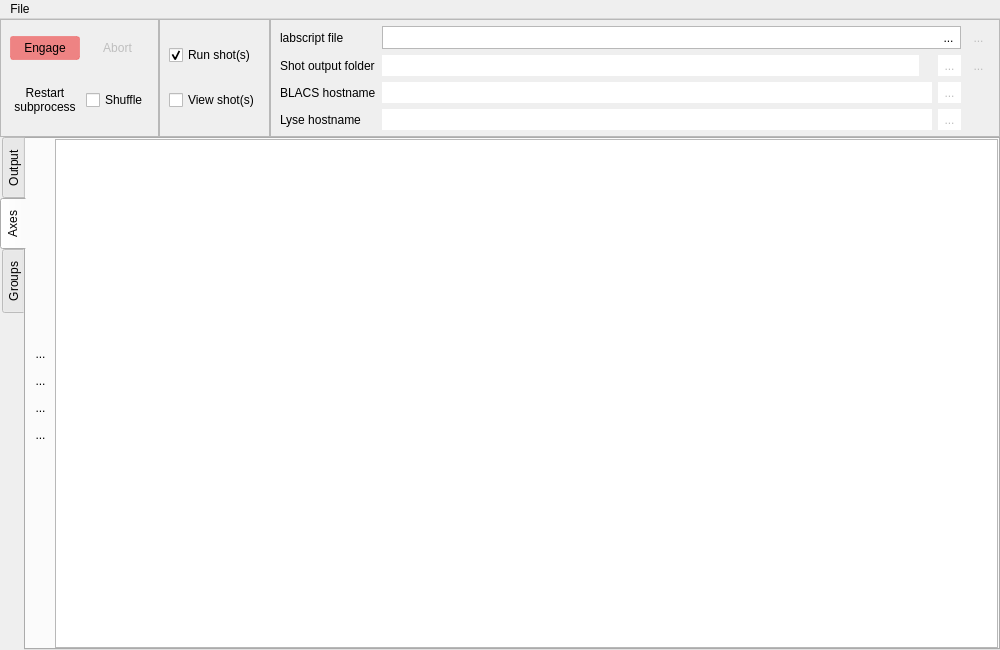
The window that runmanager/main.ui (labscript-suite/runmanager) describes before a commit, drawn with Qt 5.
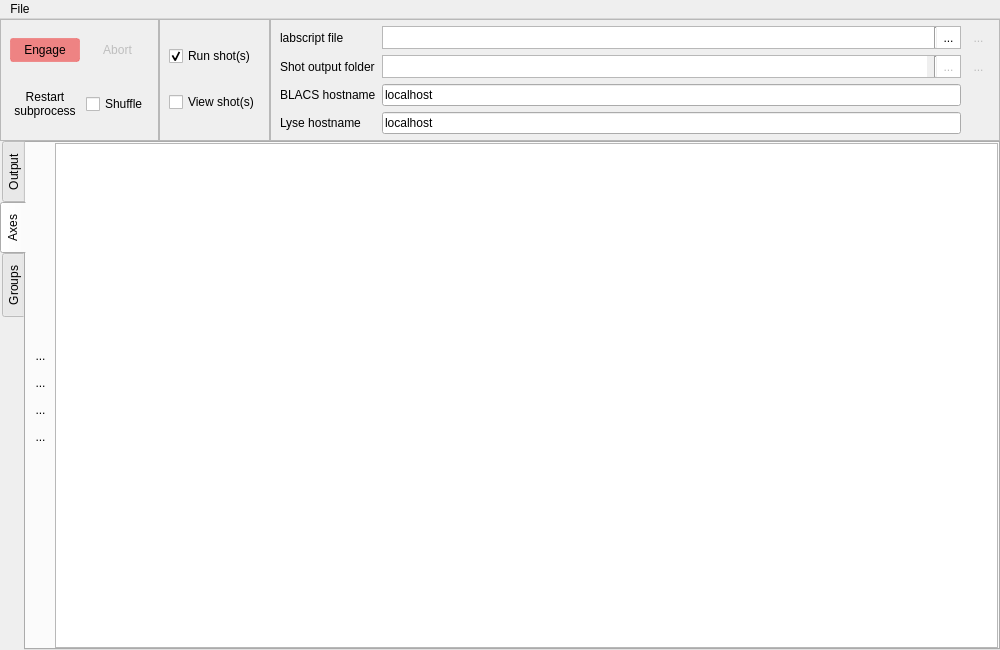
The same window after the commit. The open tabs and pages were chosen to show the change. Icons and pictures are not drawn. Custom widgets are drawn as their Qt base class.

Commit message:
Revert "Update runviewer layout for new Lyse Fields"
This reverts commit ca0958dc5be56e6aebb9d4ccedc51a61a477ea1f.

Also adds all changes to store lyse_host into the h5 file.

The edit to the form file:
```diff
--- a/runmanager/main.ui
+++ b/runmanager/main.ui
@@ -316,7 +316,7 @@
          <property name="bottomMargin">
           <number>6</number>
          </property>
-         <item row="0" column="3">
+         <item row="0" column="2">
           <widget class="QFrame" name="frame">
            <property name="autoFillBackground">
             <bool>false</bool>
@@ -355,7 +355,7 @@
                </sizepolicy>
               </property>
               <property name="toolTip">
-               <string>&lt;html&gt;&lt;head/&gt;&lt;body&gt;&lt;p&gt;The folder in which newly compiled shot files will be placed.&lt;/p&gt;&lt;p&gt;If the folder does not exist, it will be created at compile time.&lt;/p&gt;&lt;/body&gt;&lt;/html&gt;</string>
+               <string>The labscript file to compile.</string>
               </property>
               <property name="styleSheet">
                <string notr="true"/>
@@ -368,6 +368,13 @@
               </property>
              </widget>
             </item>
+            <item>
+             <widget class="Line" name="line">
+              <property name="orientation">
+               <enum>Qt::Vertical</enum>
+              </property>
+             </widget>
+            </item>
             <item>
              <widget class="QToolButton" name="toolButton_select_labscript_file">
               <property name="toolTip">
@@ -402,6 +409,19 @@
            </layout>
           </widget>
          </item>
+         <item row="2" column="2">
+          <widget class="QLineEdit" name="lineEdit_BLACS_hostname">
+           <property name="toolTip">
+            <string>&lt;html&gt;&lt;head/&gt;&lt;body&gt;&lt;p&gt;The host computer running BLACS.&lt;/p&gt;&lt;/body&gt;&lt;/html&gt;</string>
+           </property>
+           <property name="text">
+            <string>localhost</string>
+           </property>
+           <property name="frame">
+            <bool>true</bool>
+           </property>
+          </widget>
+         </item>
          <item row="0" column="0">
           <widget class="QLabel" name="label_3">
            <property name="text">
@@ -409,7 +429,7 @@
            </property>
           </widget>
          </item>
-         <item row="1" column="4">
+         <item row="1" column="3">
           <widget class="QToolButton" name="toolButton_reset_shot_output_folder">
            <property name="enabled">
             <bool>false</bool>
@@ -440,7 +460,7 @@
            </property>
           </widget>
          </item>
-         <item row="0" column="4">
+         <item row="0" column="3">
           <widget class="QToolButton" name="toolButton_edit_labscript_file">
            <property name="enabled">
             <bool>false</bool>
@@ -457,135 +477,46 @@
            </property>
           </widget>
          </item>
-         <item row="3" column="3">
-          <layout class="QHBoxLayout" name="HBoxLayout_Lyse_Info">
-           <item>
-            <widget class="QLineEdit" name="lineEdit_lyse_hostname">
-             <property name="sizePolicy">
-              <sizepolicy hsizetype="Expanding" vsizetype="Ignored">
-               <horstretch>0</horstretch>
-               <verstretch>0</verstretch>
-              </sizepolicy>
-             </property>
-             <property name="toolTip">
-              <string>&lt;html&gt;&lt;head/&gt;&lt;body&gt;&lt;p&gt;The folder in which newly compiled shot files will be placed.&lt;/p&gt;&lt;p&gt;If the folder does not exist, it will be created at compile time.&lt;/p&gt;&lt;/body&gt;&lt;/html&gt;</string>
-             </property>
-             <property name="styleSheet">
-              <string notr="true"/>
-             </property>
-             <property name="frame">
-              <bool>false</bool>
-             </property>
-             <property name="readOnly">
-              <bool>true</bool>
-             </property>
-            </widget>
-           </item>
-           <item>
-            <widget class="QToolButton" name="toolButton_test_Lyse">
-             <property name="enabled">
-              <bool>false</bool>
-             </property>
-             <property name="toolTip">
-              <string>Select folder ...</string>
-             </property>
-             <property name="styleSheet">
-              <string notr="true">QToolButton{
-    border: none;
-    background: white;
-    padding: 2px;
-}
-
-QToolButton:hover {
-     background-color: qlineargradient(x1: 0, y1: 0, x2: 0, y2: 1,
-                                       stop: 0 #f6f7fa, stop: 1 #dadbde);
- }
-
- QToolButton:pressed {
-     background-color: qlineargradient(x1: 0, y1: 0, x2: 0, y2: 1,
-                                       stop: 0 #dadbde, stop: 1 #f6f7fa);
- }</string>
-             </property>
-             <property name="text">
-              <string>...</string>
-             </property>
-             <property name="icon">
-              <iconset>
-               <normaloff>:/qtutils/fugue/folder-horizontal-open.png</normaloff>:/qtutils/fugue/folder-horizontal-open.png</iconset>
-             </property>
-            </widget>
-           </item>
-          </layout>
-         </item>
-         <item row="2" column="3">
-          <layout class="QHBoxLayout" name="HBoxLayout_BLACS_Info">
-           <item>
-            <widget class="QLineEdit" name="lineEdit_BLACS_hostname">
-             <property name="sizePolicy">
-              <sizepolicy hsizetype="Expanding" vsizetype="Ignored">
-               <horstretch>0</horstretch>
-               <verstretch>0</verstretch>
-              </sizepolicy>
-             </property>
-             <property name="toolTip">
-              <string>&lt;html&gt;&lt;head/&gt;&lt;body&gt;&lt;p&gt;The folder in which newly compiled shot files will be placed.&lt;/p&gt;&lt;p&gt;If the folder does not exist, it will be created at compile time.&lt;/p&gt;&lt;/body&gt;&lt;/html&gt;</string>
-             </property>
-             <property name="styleSheet">
-              <string notr="true"/>
-             </property>
-             <property name="frame">
-              <bool>false</bool>
-             </property>
-             <property name="readOnly">
-              <bool>true</bool>
-             </property>
-            </widget>
-           </item>
-           <item>
-            <widget class="QToolButton" name="toolButton_test_BLACS">
-             <property name="enabled">
-              <bool>false</bool>
-             </property>
-             <property name="toolTip">
-              <string>Select folder ...</string>
-             </property>
-             <property name="styleSheet">
-              <string notr="true">QToolButton{
-    border: none;
-    background: white;
-    padding: 2px;
-}
-
-QToolButton:hover {
-     background-color: qlineargradient(x1: 0, y1: 0, x2: 0, y2: 1,
-                                       stop: 0 #f6f7fa, stop: 1 #dadbde);
- }
-
- QToolButton:pressed {
-     background-color: qlineargradient(x1: 0, y1: 0, x2: 0, y2: 1,
-                                       stop: 0 #dadbde, stop: 1 #f6f7fa);
- }</string>
-             </property>
-             <property name="text">
-              <string>...</string>
-             </property>
-             <property name="icon">
-              <iconset>
-               <normaloff>:/qtutils/fugue/folder-horizontal-open.png</normaloff>:/qtutils/fugue/folder-horizontal-open.png</iconset>
-             </property>
-            </widget>
-           </item>
-          </layout>
-         </item>
          <item row="3" column="0">
-          <widget class="QLabel" name="label_4">
+          <widget class="QLabel" name="label_Lyse_hostname">
            <property name="text">
             <string>Lyse hostname</string>
            </property>
           </widget>
          </item>
-         <item row="1" column="3">
-          <layout class="QHBoxLayout" name="HBoxLayout_shot_output">
+         <item row="1" column="2">
+          <widget class="QFrame" name="frame">
+           <property name="sizePolicy">
+            <sizepolicy hsizetype="Preferred" vsizetype="Preferred">
+             <horstretch>0</horstretch>
+             <verstretch>0</verstretch>
+            </sizepolicy>
+           </property>
+           <property name="sizeIncrement">
+            <size>
+             <width>0</width>
+             <height>0</height>
+            </size>
+           </property>
+           <property name="frameShape">
+            <enum>QFrame::StyledPanel</enum>
+           </property>
+           <layout class="QHBoxLayout" name="horizontalLayout">
+            <property name="spacing">
+             <number>0</number>
+            </property>
+            <property name="leftMargin">
+             <number>0</number>
+            </property>
+            <property name="topMargin">
+             <number>0</number>
+            </property>
+            <property name="rightMargin">
+             <number>0</number>
+            </property>
+            <property name="bottomMargin">
+             <number>0</number>
+            </property>
            <item>
             <widget class="QLineEdit" name="lineEdit_shot_output_folder">
              <property name="sizePolicy">
@@ -621,6 +552,13 @@
              </property>
             </widget>
            </item>
+            <item>
+             <widget class="Line" name="line_2">
+              <property name="orientation">
+               <enum>Qt::Vertical</enum>
+              </property>
+             </widget>
+            </item>
            <item>
             <widget class="QToolButton" name="toolButton_select_shot_output_folder">
              <property name="enabled">
@@ -656,6 +594,20 @@
             </widget>
            </item>
           </layout>
+          </widget>
+         </item>
+         <item row="3" column="2">
+          <widget class="QLineEdit" name="lineEdit_Lyse_hostname">
+           <property name="toolTip">
+            <string>&lt;html&gt;&lt;head/&gt;&lt;body&gt;&lt;p&gt;The host computer running BLACS.&lt;/p&gt;&lt;/body&gt;&lt;/html&gt;</string>
+           </property>
+           <property name="text">
+            <string>localhost</string>
+           </property>
+           <property name="frame">
+            <bool>true</bool>
+           </property>
+          </widget>
          </item>
         </layout>
        </widget>
@@ -867,8 +819,8 @@
             <rect>
              <x>0</x>
              <y>0</y>
-             <width>942</width>
-             <height>489</height>
+             <width>71</width>
+             <height>71</height>
             </rect>
            </property>
            <layout class="QVBoxLayout" name="verticalLayout_7">
@@ -1032,8 +984,8 @@
             <rect>
              <x>0</x>
              <y>0</y>
-             <width>971</width>
-             <height>459</height>
+             <width>83</width>
+             <height>71</height>
             </rect>
            </property>
            <layout class="QVBoxLayout" name="verticalLayout_6">
```
Left out of the diff: 8 changed lines with no effect on the pictures. Lines whose indentation alone changed are shown as unchanged. The commit also changes 2 other files.
